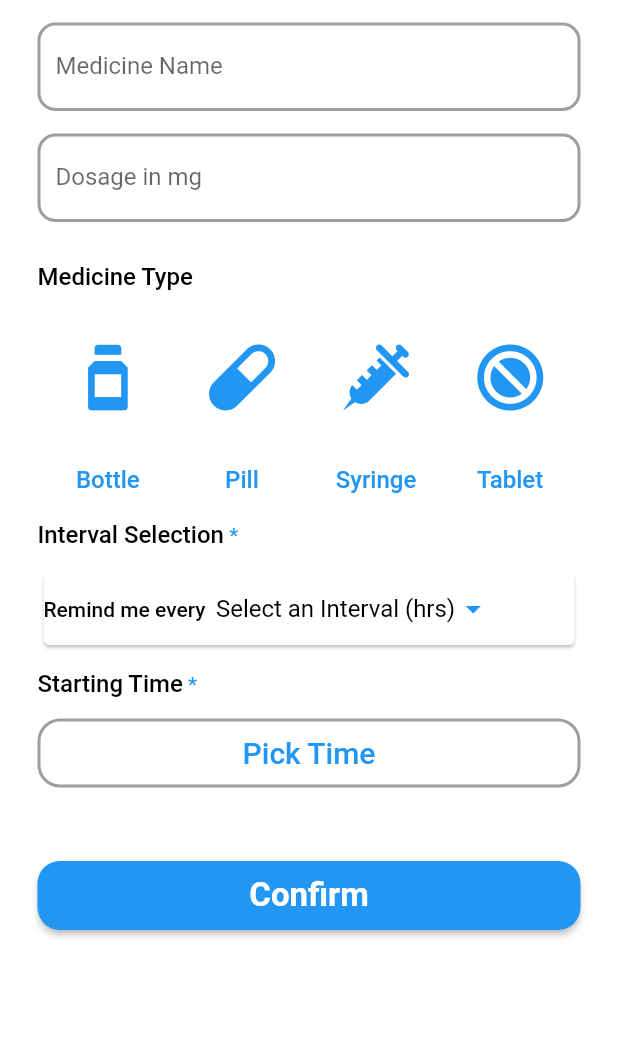
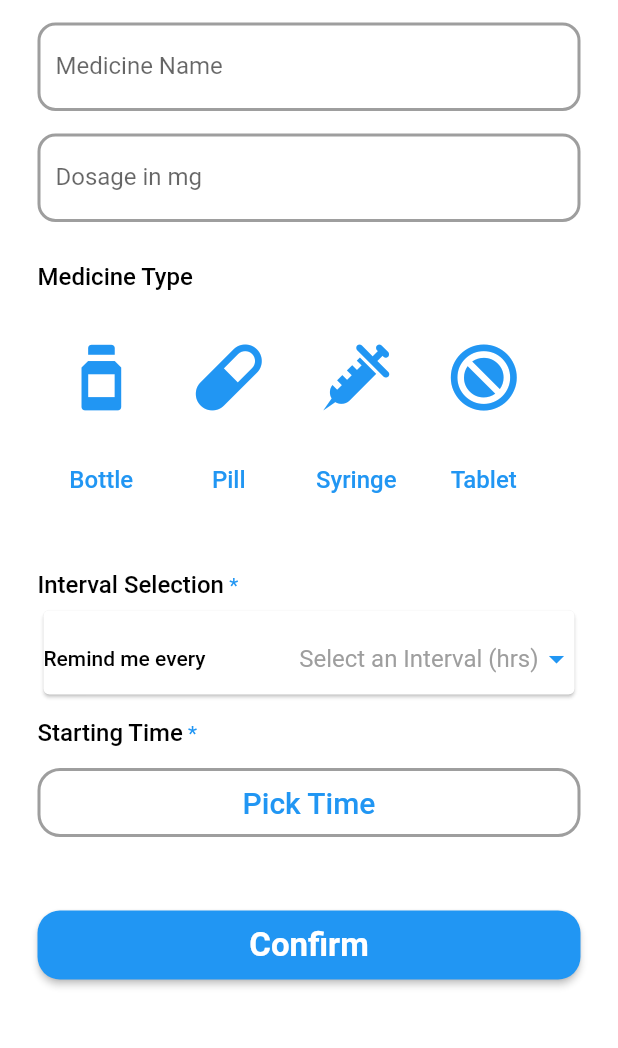
Before and after one commit to botaditya/mediping, a Flutter app: the screen it shows after launch, after a tap on the "add" icon, on a phone screen of 412 x 824 dp, the part 84-1132 px from its top. Run offline on Flutter 3.47's test engine with Material 2 defaults, Android fonts, the phone set to English and light mode, and no system bars; our stand-ins replace flare_flutter, flutter_local_notifications, rxdart, shared_preferences, timezone; statements that could not run were skipped.

Commit message:
Minor refactoring

```diff
--- a/lib/ui/homepage/homepage.dart
+++ b/lib/ui/homepage/homepage.dart
@@ -120,7 +120,7 @@ class BottomContainer extends StatelessWidget {
           return ListView.builder(
               shrinkWrap: true,
               itemCount: snapshot.data!.length,
-              physics: BouncingScrollPhysics(),
+              physics: const BouncingScrollPhysics(),
               padding: const EdgeInsets.all(8.0),
               itemBuilder: (context, index) {
                 return MedicineCard(snapshot.data![index]);
--- a/lib/ui/new_entry/new_entry.dart
+++ b/lib/ui/new_entry/new_entry.dart
@@ -120,9 +120,12 @@ class _NewEntryState extends State<NewEntry> {
               child: StreamBuilder<MedicineType>(
                 stream: _newEntryBloc.selectedMedicineType,
                 builder: (context, snapshot) {
-                  return Row(
-                    mainAxisAlignment: MainAxisAlignment.spaceEvenly,
-                    children: <Widget>[
+                  return SizedBox(
+                    height: 160,
+                    width: MediaQuery.of(context).size.width,
+                    child: ListView(
+                      scrollDirection: Axis.horizontal,
+                      children: [
                         MedicineTypeColumn(
                             type: MedicineType.Bottle,
                             name: "Bottle",
@@ -152,6 +155,7 @@ class _NewEntryState extends State<NewEntry> {
                                 ? true
                                 : false),
                       ],
+                    ),
                   );
                 },
               ),
@@ -493,12 +497,14 @@ class _IntervalSelectionState extends State<IntervalSelection> {
   @override
   Widget build(BuildContext context) {
     final NewEntryBloc _newEntryBloc =
-        Provider.of<NewEntryBloc>(context, listen: false);
-    return Padding(
+        final Provider = Provider<>((ref) {
+          return ;
+        });.of<NewEntryBloc>(context, listen: false);
+    return Card(
+      child: Padding(
         padding: const EdgeInsets.only(top: 8.0),
-      child: Card(
         child: Row(
-          mainAxisAlignment: MainAxisAlignment.start,
+          mainAxisAlignment: MainAxisAlignment.spaceBetween,
           children: <Widget>[
             const Text(
               "Remind me every  ",
@@ -516,11 +522,11 @@ class _IntervalSelectionState extends State<IntervalSelection> {
                       "Select an Interval (hrs)",
                       style: TextStyle(
                           fontSize: 16,
-                          color: Colors.black,
+                          color: Colors.grey,
                           fontWeight: FontWeight.w400),
                     )
                   : null,
-              elevation: 4,
+              elevation: 6,
               value: _selected == 0 ? null : _selected,
               items: _intervals.map((int value) {
                 return DropdownMenuItem<int>(
--- a/pubspec.yaml
+++ b/pubspec.yaml
@@ -3,7 +3,7 @@ description: A new Flutter project.
 
 # The following line prevents the package from being accidentally published to
 # pub.dev using `flutter pub publish`. This is preferred for private packages.
-publish_to: 'none' # Remove this line if you wish to publish to pub.dev
+publish_to: "none" # Remove this line if you wish to publish to pub.dev
 
 # The following defines the version and build number for your application.
 # A version number is three numbers separated by dots, like 1.2.43
@@ -63,7 +63,6 @@ flutter_icons:
 
 # The following section is specific to Flutter.
 flutter:
-
   # The following line ensures that the Material Icons font is
   # included with your application, so that you can use the icons in
   # the material Icons class.
```
Also changed, not shown: pubspec.lock. Lines whose indentation alone changed are shown as unchanged.
